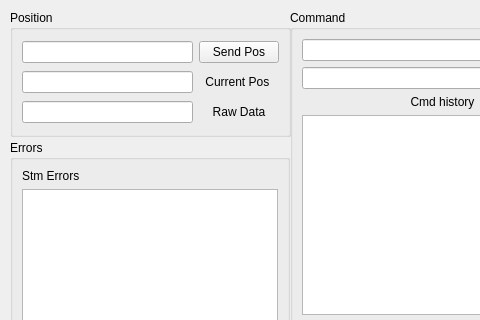
First picture: the form in rodrcontrolpanel.ui, repository ReQ1600/rodr-control-panel, before the edit; both pictures show x 0 to 480 and y 0 to 320 of the 893 by 655 pixel window.
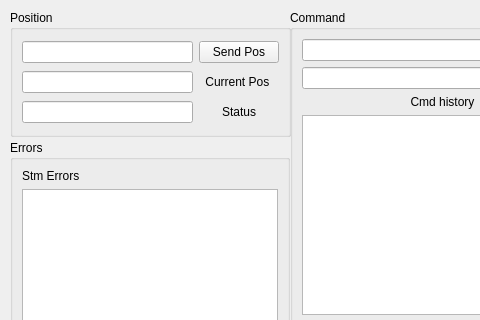
Second picture: the form after the edit.

Commit message: status implemented

The edit to the form file:
```diff
--- a/rodrcontrolpanel.ui
+++ b/rodrcontrolpanel.ui
@@ -561,7 +561,7 @@
         </sizepolicy>
        </property>
        <property name="text">
-        <string>Raw Data</string>
+        <string>Status</string>
        </property>
        <property name="alignment">
         <set>Qt::AlignmentFlag::AlignCenter</set>
```
Left out of the diff: 4 changed lines with no effect on the pictures. The commit also changes 2 other files.
